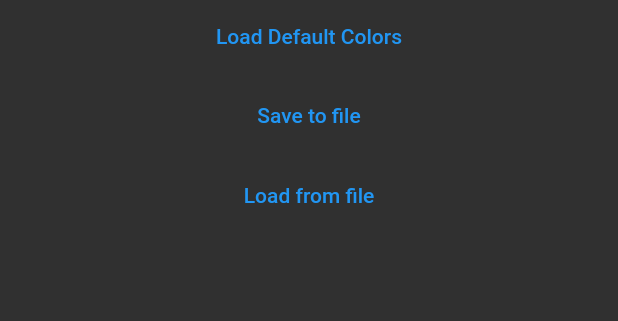
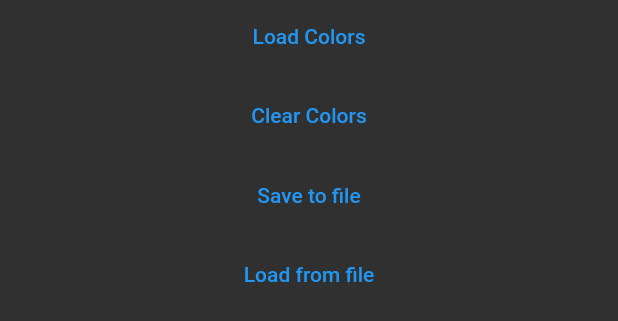
Before and after one commit to tejesh-kaliki/scrolling_subtitles, a Flutter app: the ColorOptionsTab widget shown alone on an empty page, opened directly, on a phone screen of 412 x 824 dp. Shown: the top 321 px of the screen. Run offline on Flutter 3.47's test engine with Material 2 defaults, Android fonts, the phone set to English and light mode, and no system bars; our stand-ins replace blur, bordered_text, file_picker, gap, google_fonts, gradient_borders and 1 more; missing offline and left inert: dart_casing, dart_vlc, flex_color_picker, subtitle, window_manager; accounts and stored records are empty.

Commit message:
Minor changes to color

```diff
--- a/lib/options.dart
+++ b/lib/options.dart
@@ -227,7 +227,12 @@ class _ColorOptionsTabState extends State<ColorOptionsTab> {
       children: [
         TextButton(
           onPressed: () => colorsState.loadColors(characters),
-          child: const Text("Load Default Colors"),
+          child: const Text("Load Colors"),
+        ),
+        const Gap(5.0),
+        TextButton(
+          onPressed: () => colorsState.clearColors(),
+          child: const Text("Clear Colors"),
         ),
         const Gap(5.0),
         TextButton(
--- a/lib/state_management.dart
+++ b/lib/state_management.dart
@@ -282,6 +282,14 @@ class ColorsState extends ChangeNotifier {
     return _activeColors[character] ?? Colors.white;
   }
 
+  void clearColors() async {
+    _activeColors.clear();
+    _fileColors.clear();
+    SharedPreferences prefs = await SharedPreferences.getInstance();
+    prefs.remove("colorsJsonPath");
+    notifyListeners();
+  }
+
   void loadColors(List<String> characters) {
     Map<String, Color> colorMap = {}
       ..addAll(_defaultColors)
```
